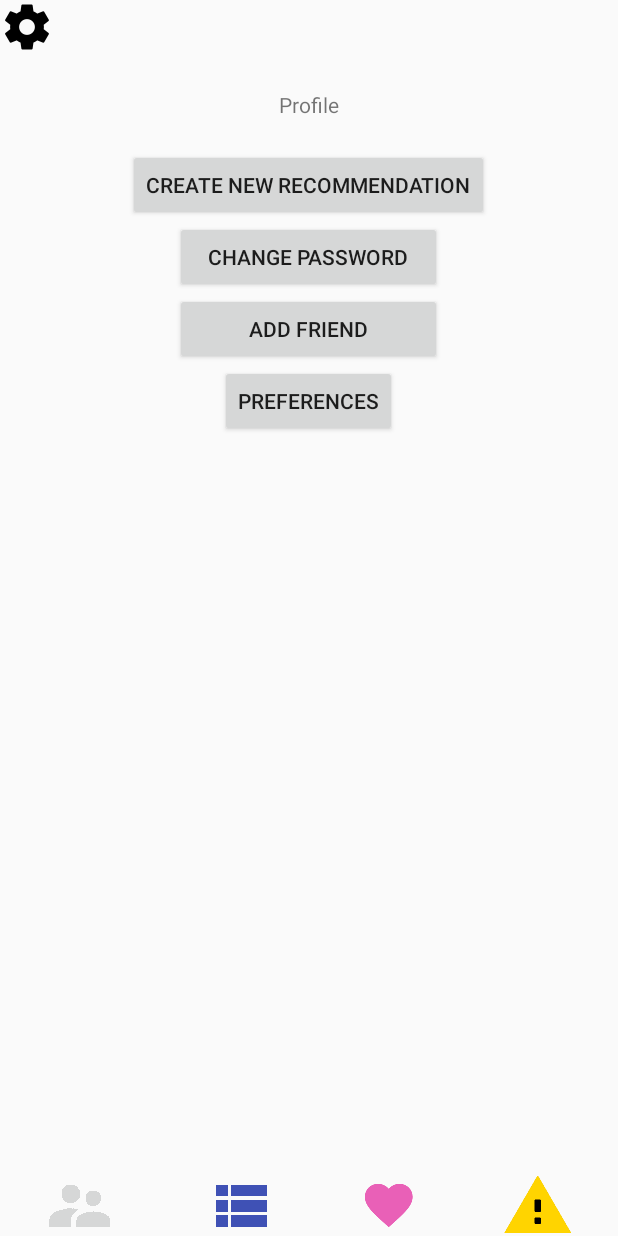
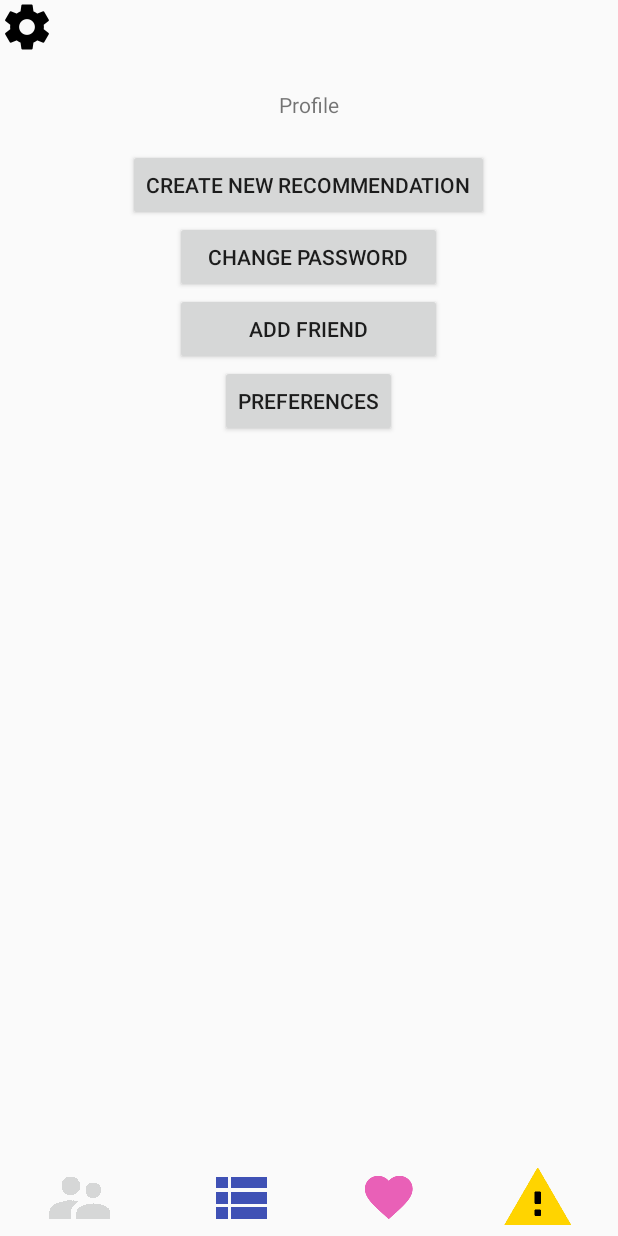
Before and after one commit to kheilma/307-Team-30, an Android app: the layout profile.xml on its own in the app's theme, with its tools: preview values and no code run, on a phone screen of 412 x 824 dp. Run offline under Robolectric (Android 15) with nearby library versions, the light colour scheme and no system bars.

Commit message:
Small change to image bar in profile

```diff
--- a/app/src/main/res/layout/profile.xml
+++ b/app/src/main/res/layout/profile.xml
@@ -62,6 +62,7 @@
     <LinearLayout
         android:layout_width="match_parent"
         android:layout_height="40dp"
+        android:layout_marginBottom="5dp"
         android:layout_alignParentBottom="true"
         android:layout_centerHorizontal="true"
         android:orientation="horizontal">
```
